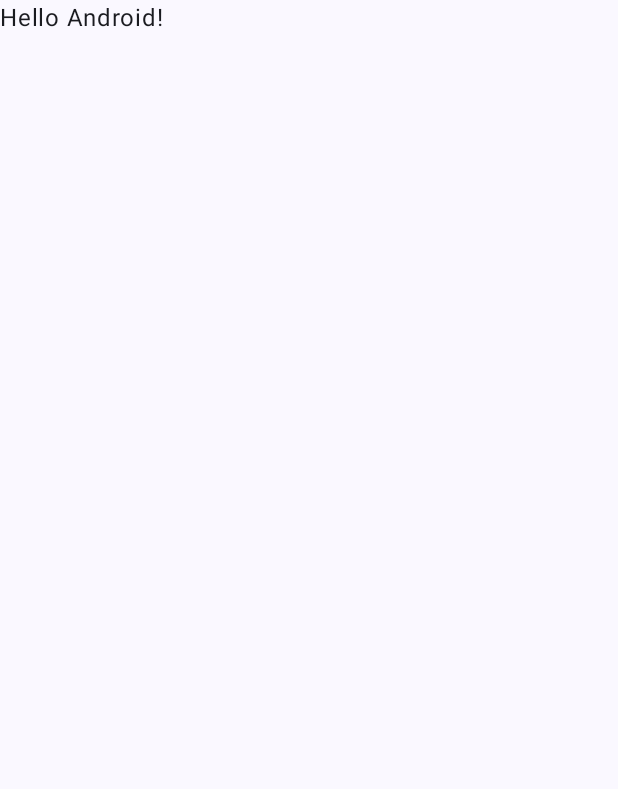
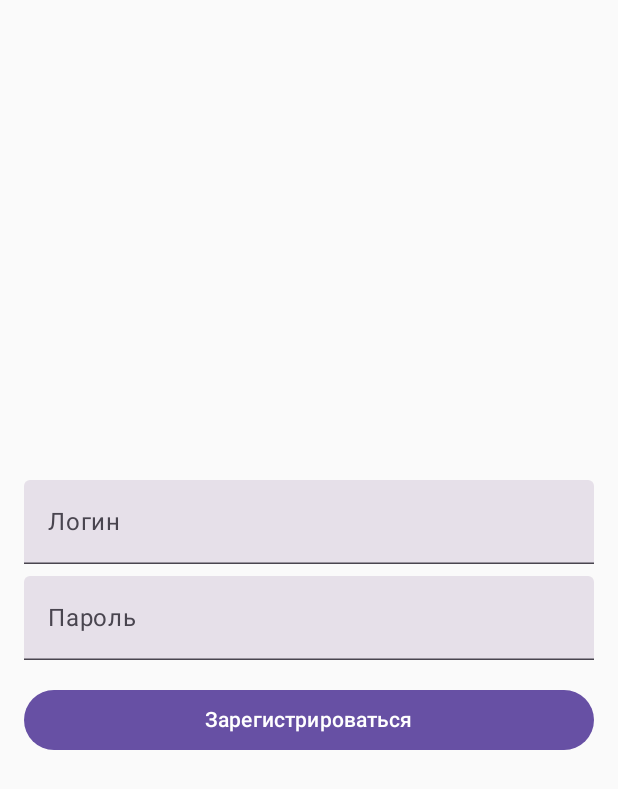
Before and after one commit to Nov1kovv/Books, an Android app built with Jetpack Compose: the screen it shows after launch (MainActivity), on a phone screen of 412 x 824 dp. Before the commit the part shown is almost empty. Shown: the top 789 px of the screen. Run offline under Robolectric (Android 15) with nearby library versions, the phone set to English and light mode, and no system bars.

Commit message:
Registration Screen and BooksCatalogScreen

```diff
--- a/app/build.gradle
+++ b/app/build.gradle
@@ -60,4 +60,9 @@ dependencies {
     implementation "androidx.compose.material3:material3:1.1.2"
     debugImplementation "androidx.compose.ui:ui-tooling:1.5.3"
     debugImplementation "androidx.compose.ui:ui-test-manifest:1.5.3"
+    implementation("androidx.navigation:navigation-compose:2.7.7")
+
+    implementation "com.squareup.retrofit2:retrofit:2.9.0"
+    implementation "com.squareup.retrofit2:converter-gson:2.9.0"
+
 }
--- a/app/src/main/AndroidManifest.xml
+++ b/app/src/main/AndroidManifest.xml
@@ -1,6 +1,8 @@
 <?xml version="1.0" encoding="utf-8"?>
 <manifest xmlns:android="http://schemas.android.com/apk/res/android"
     xmlns:tools="http://schemas.android.com/tools">
+
+    <uses-permission android:name="android.permission.INTERNET" />
 
     <application
         android:allowBackup="true"
--- a/app/src/main/java/com/example/books/MainActivity.kt
+++ b/app/src/main/java/com/example/books/MainActivity.kt
@@ -11,6 +11,8 @@ import androidx.compose.material3.Text
 import androidx.compose.runtime.Composable
 import androidx.compose.ui.Modifier
 import androidx.compose.ui.tooling.preview.Preview
+import androidx.navigation.compose.rememberNavController
+import com.example.books.navigation.AppNavHost
 import com.example.books.ui.theme.BooksTheme
 
 class MainActivity : ComponentActivity() {
@@ -18,30 +20,8 @@ class MainActivity : ComponentActivity() {
         super.onCreate(savedInstanceState)
         enableEdgeToEdge()
         setContent {
-            BooksTheme {
-                Scaffold(modifier = Modifier.fillMaxSize()) { innerPadding ->
-                    Greeting(
-                        name = "Android",
-                        modifier = Modifier.padding(innerPadding)
-                    )
+            val navController = rememberNavController()
+            AppNavHost(navController = navController)
                 }
             }
         }
-    }
-}
-
-@Composable
-fun Greeting(name: String, modifier: Modifier = Modifier) {
-    Text(
-        text = "Hello $name!",
-        modifier = modifier
-    )
-}
-
-@Preview(showBackground = true)
-@Composable
-fun GreetingPreview() {
-    BooksTheme {
-        Greeting("Android")
-    }
-}
--- /dev/null
+++ b/app/src/main/java/com/example/books/RegistrationScreen.kt
@@ -0,0 +1,63 @@
+package com.example.books
+
+import android.util.Log
+import androidx.compose.foundation.layout.Arrangement
+import androidx.compose.foundation.layout.Column
+import androidx.compose.foundation.layout.Spacer
+import androidx.compose.foundation.layout.fillMaxSize
+import androidx.compose.foundation.layout.fillMaxWidth
+import androidx.compose.foundation.layout.height
+import androidx.compose.foundation.layout.padding
+import androidx.compose.material3.Button
+import androidx.compose.material3.Text
+import androidx.compose.material3.TextField
+import androidx.compose.runtime.Composable
+import androidx.compose.runtime.LaunchedEffect
+import androidx.compose.runtime.getValue
+import androidx.compose.runtime.mutableStateOf
+import androidx.compose.runtime.remember
+import androidx.compose.runtime.setValue
+import androidx.compose.ui.Modifier
+import androidx.compose.ui.unit.dp
+import androidx.navigation.NavController
+import com.example.books.data.details.RetrofitClient
+import kotlinx.coroutines.Dispatchers
+import kotlinx.coroutines.withContext
+
+@Composable
+fun RegistrationScreen(navController: NavController) {
+    var login by remember { mutableStateOf("") }
+    var password by remember { mutableStateOf("") }
+
+    Column(
+        modifier = Modifier
+            .fillMaxSize()
+            .padding(16.dp),
+        verticalArrangement = Arrangement.Center
+    ) {
+        TextField(
+            value = login,
+            onValueChange = { login = it },
+            label = { Text("Логин") },
+            modifier = Modifier.fillMaxWidth()
+        )
+
+        Spacer(modifier = Modifier.height(8.dp))
+
+        TextField(
+            value = password,
+            onValueChange = { password = it },
+            label = { Text("Пароль") },
+            modifier = Modifier.fillMaxWidth()
+        )
+
+        Spacer(modifier = Modifier.height(16.dp))
+
+        Button(
+            onClick = { navController.navigate("catalog") },
+            modifier = Modifier.fillMaxWidth()
+        ) {
+            Text("Зарегистрироваться")
+        }
+    }
+}
--- /dev/null
+++ b/app/src/main/java/com/example/books/navigation/AppNavHost.kt
@@ -0,0 +1,19 @@
+package com.example.books.navigation
+
+import androidx.compose.runtime.Composable
+import androidx.navigation.NavHostController
+import androidx.navigation.compose.NavHost
+import androidx.navigation.compose.composable
+import com.example.books.RegistrationScreen
+import com.example.books.BookCatalogScreen
+
+@Composable
+fun AppNavHost(navController: NavHostController) {
+    // NavHost это контейнер, который отображает текущий экран в зависимости от навигационного состояния.
+    // navController контроллер, который управляет переходами между экранами.
+    // startDestination экран, который будет показан первым при запуске приложения.
+    NavHost(navController = navController, startDestination = "register") {
+        composable("register") { RegistrationScreen(navController) }
+        composable("catalog") { BookCatalogScreen() }
+    }
+}
```
Also changed, not shown: app/src/main/java/com/example/books/BookCatalogScreen.kt (added, +75 -0 lines), app/src/main/java/com/example/books/RegistrationViewModel.kt (added, +7 -0 lines), app/src/main/java/com/example/books/data/api/GoogleBooksApi.kt (added, +12 -0 lines), app/src/main/java/com/example/books/data/details/RetrofitClient.kt (added, +15 -0 lines), app/src/main/java/com/example/books/data/model/BooksResponseDto.kt (added, +20 -0 lines).
